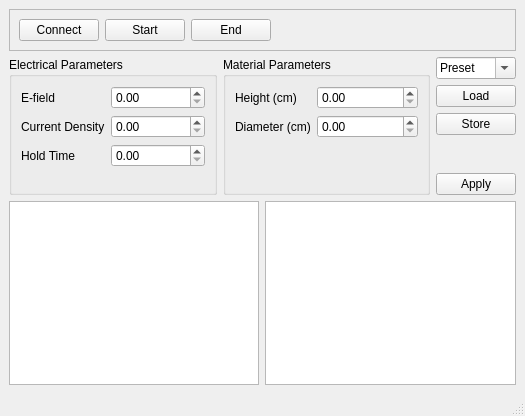
Trefoil-Lab/Flash_v1, file MainWindow.ui: the form before one commit.
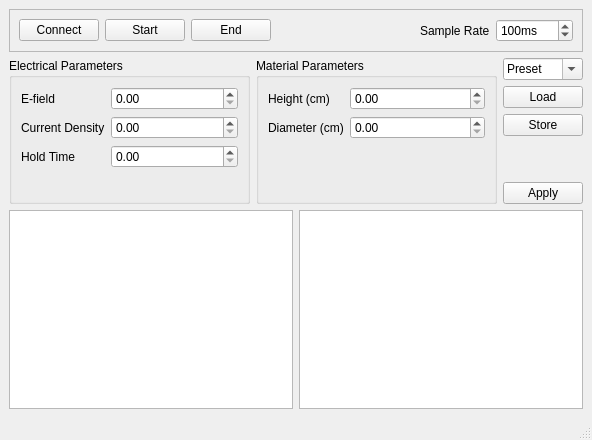
The form after the commit.

Commit message: prepare ui for control

The edit to the form file:
```diff
--- a/MainWindow.ui
+++ b/MainWindow.ui
@@ -6,8 +6,8 @@
    <rect>
     <x>0</x>
     <y>0</y>
-    <width>525</width>
-    <height>416</height>
+    <width>592</width>
+    <height>440</height>
    </rect>
   </property>
   <property name="sizePolicy">
@@ -76,6 +76,32 @@
          </property>
         </spacer>
        </item>
+       <item>
+        <widget class="QLabel" name="sampleRateLabel">
+         <property name="text">
+          <string>Sample Rate</string>
+         </property>
+        </widget>
+       </item>
+       <item>
+        <widget class="QDoubleSpinBox" name="sampleRateDoubleSpinBox">
+         <property name="suffix">
+          <string>ms</string>
+         </property>
+         <property name="decimals">
+          <number>0</number>
+         </property>
+         <property name="minimum">
+          <double>10.000000000000000</double>
+         </property>
+         <property name="maximum">
+          <double>10000.000000000000000</double>
+         </property>
+         <property name="value">
+          <double>100.000000000000000</double>
+         </property>
+        </widget>
+       </item>
       </layout>
      </widget>
     </item>
@@ -87,7 +113,7 @@
       <item>
        <widget class="QGroupBox" name="ElecBox">
         <property name="sizePolicy">
-         <sizepolicy hsizetype="MinimumExpanding" vsizetype="Preferred">
+         <sizepolicy hsizetype="MinimumExpanding" vsizetype="Minimum">
           <horstretch>0</horstretch>
           <verstretch>0</verstretch>
          </sizepolicy>
@@ -132,7 +158,7 @@
       <item>
        <widget class="QGroupBox" name="MatBox">
         <property name="sizePolicy">
-         <sizepolicy hsizetype="MinimumExpanding" vsizetype="Preferred">
+         <sizepolicy hsizetype="MinimumExpanding" vsizetype="Minimum">
           <horstretch>0</horstretch>
           <verstretch>0</verstretch>
          </sizepolicy>
@@ -208,7 +234,7 @@
            <enum>Qt::Orientation::Vertical</enum>
           </property>
           <property name="sizeType">
-           <enum>QSizePolicy::Policy::Expanding</enum>
+           <enum>QSizePolicy::Policy::Preferred</enum>
           </property>
           <property name="sizeHint" stdset="0">
            <size>
@@ -240,7 +266,7 @@
       <item>
        <widget class="QGraphicsView" name="graphPlaceholder1">
         <property name="sizePolicy">
-         <sizepolicy hsizetype="Preferred" vsizetype="Preferred">
+         <sizepolicy hsizetype="Preferred" vsizetype="MinimumExpanding">
           <horstretch>0</horstretch>
           <verstretch>0</verstretch>
          </sizepolicy>
@@ -256,7 +282,7 @@
       <item>
        <widget class="QGraphicsView" name="graphPlaceholder2">
         <property name="sizePolicy">
-         <sizepolicy hsizetype="Preferred" vsizetype="Preferred">
+         <sizepolicy hsizetype="Preferred" vsizetype="MinimumExpanding">
           <horstretch>0</horstretch>
           <verstretch>0</verstretch>
          </sizepolicy>
```
Left out of the diff: 10 changed lines with no effect on the pictures. The commit also changes 2 other files.
